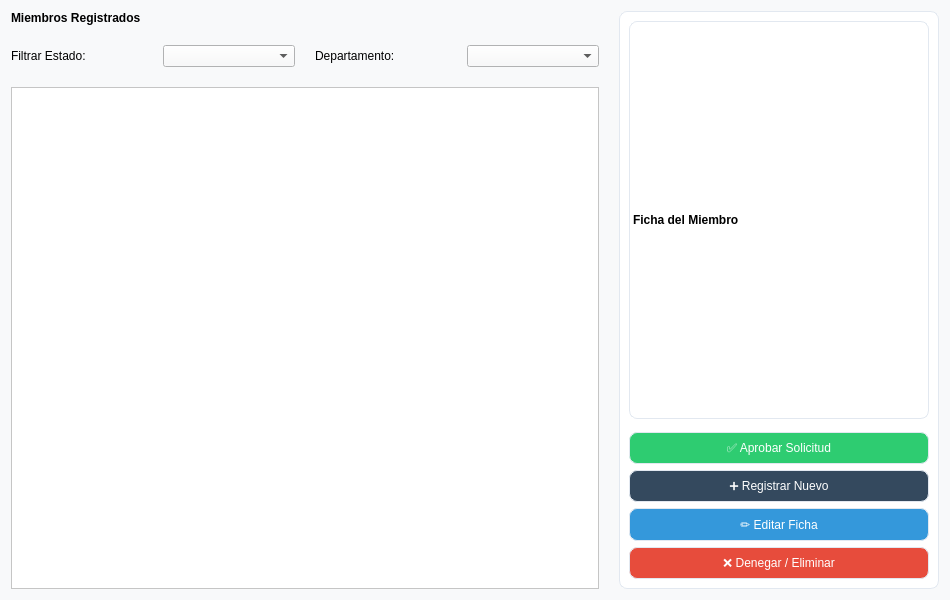
This is src/vistas/gestion_miembros_view.ui in Lonso312/Trabajo-IS as Qt 5 draws it before an edit. The edited form follows.
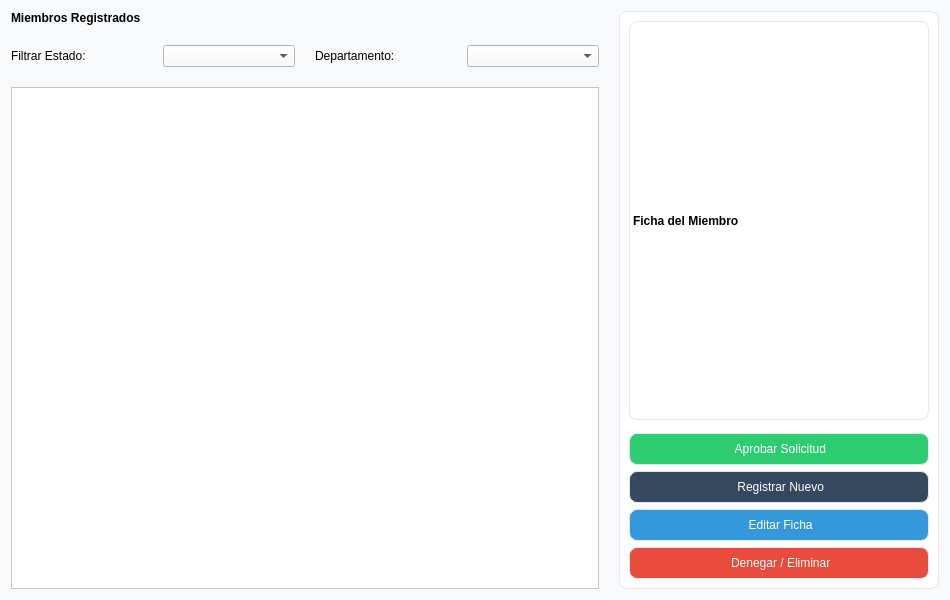
This is the edited form.

Patch:
```diff
--- a/src/vistas/gestion_miembros_view.ui
+++ b/src/vistas/gestion_miembros_view.ui
@@ -65,25 +65,25 @@
       <item><spacer name="sp_m"><property name="orientation"><enum>Qt::Vertical</enum></property></spacer></item>
       <item>
        <widget class="QPushButton" name="btn_aceptar">
-        <property name="text"><string>✅ Aprobar Solicitud</string></property>
+        <property name="text"><string> Aprobar Solicitud</string></property>
         <property name="styleSheet"><string>background-color: #2ECC71; color: white; padding: 8px;</string></property>
        </widget>
       </item>
       <item>
        <widget class="QPushButton" name="btn_registrar">
-        <property name="text"><string>➕ Registrar Nuevo</string></property>
+        <property name="text"><string> Registrar Nuevo</string></property>
         <property name="styleSheet"><string>background-color: #34495E; color: white; padding: 8px;</string></property>
        </widget>
       </item>
       <item>
        <widget class="QPushButton" name="btn_actualizar">
-        <property name="text"><string>✏️ Editar Ficha</string></property>
+        <property name="text"><string> Editar Ficha</string></property>
         <property name="styleSheet"><string>background-color: #3498DB; color: white; padding: 8px;</string></property>
        </widget>
       </item>
       <item>
        <widget class="QPushButton" name="btn_eliminar">
-        <property name="text"><string>❌ Denegar / Eliminar</string></property>
+        <property name="text"><string> Denegar / Eliminar</string></property>
         <property name="styleSheet"><string>background-color: #E74C3C; color: white; padding: 8px;</string></property>
        </widget>
       </item>
```
